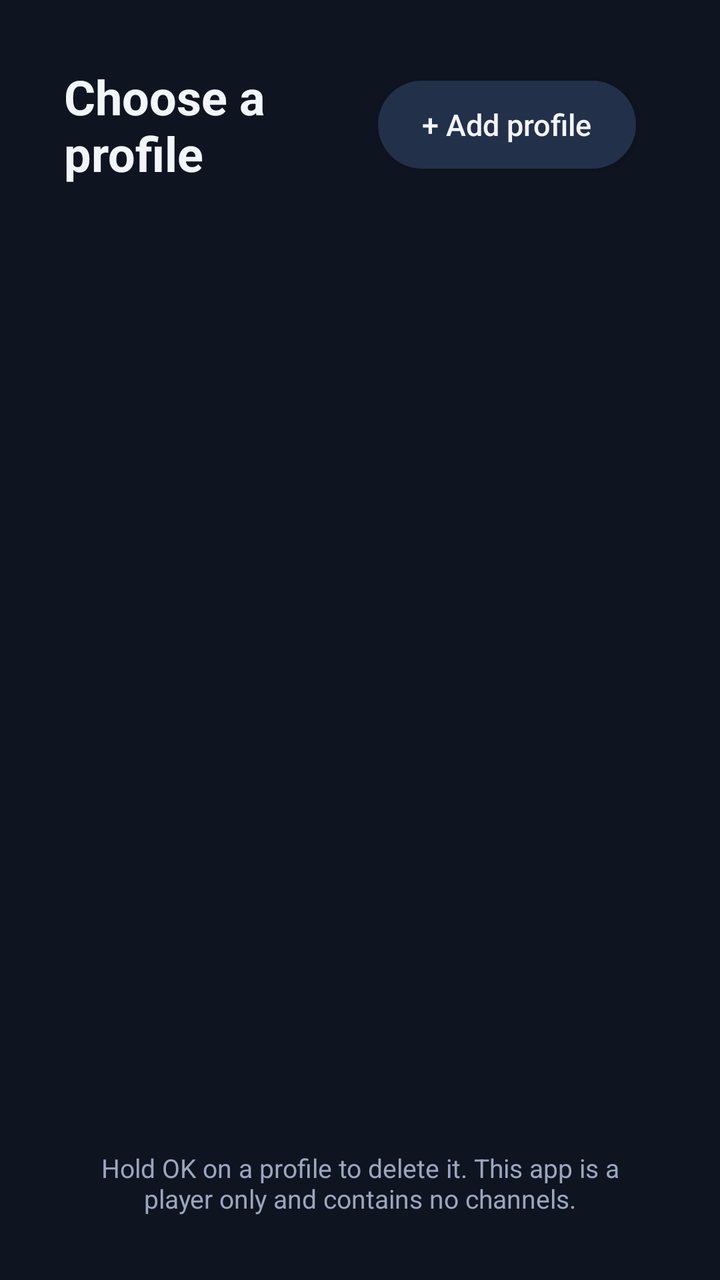
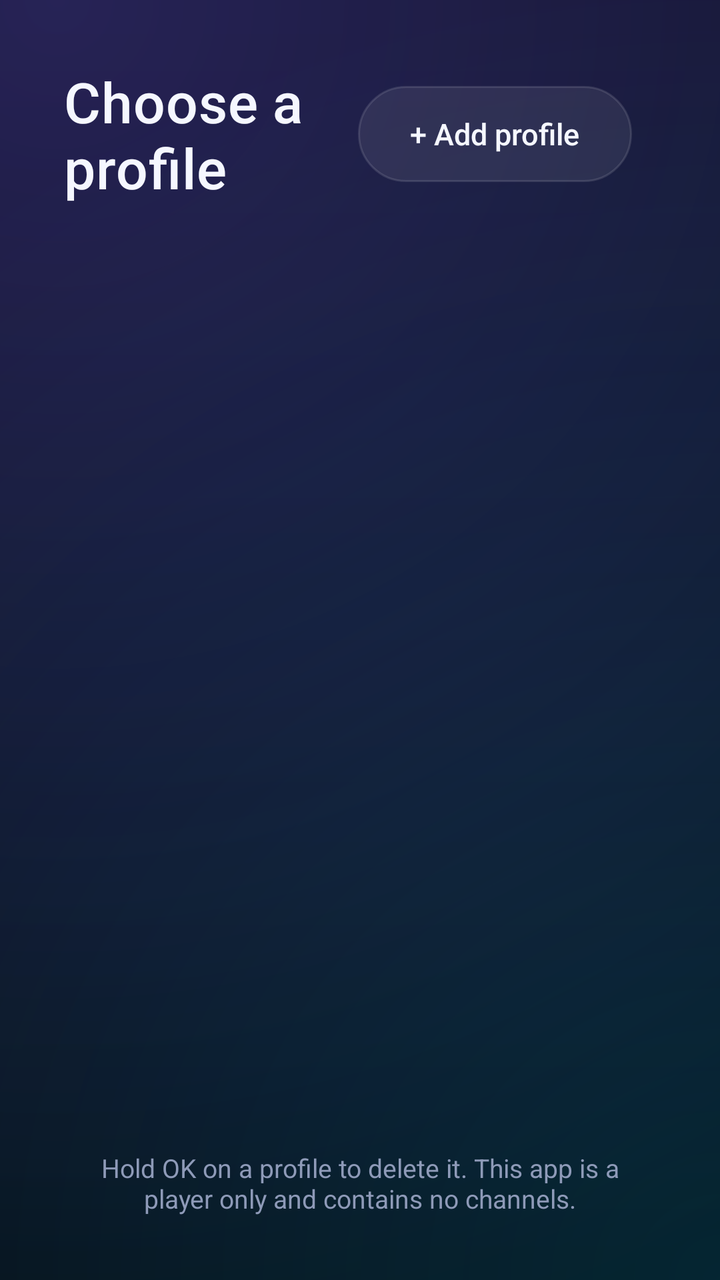

An Android layout rendered at two revisions. The XML below is the earlier revision; the diff shows what the commit changed to produce the second picture.
<!-- AndroidManifest.xml: application theme AppTheme -->
<!-- res/layout/activity_profiles.xml -->
<?xml version="1.0" encoding="utf-8"?>
<LinearLayout xmlns:android="http://schemas.android.com/apk/res/android"
    android:layout_width="match_parent"
    android:layout_height="match_parent"
    android:orientation="vertical"
    android:padding="32dp">

    <LinearLayout
        android:layout_width="match_parent"
        android:layout_height="wrap_content"
        android:gravity="center_vertical"
        android:orientation="horizontal">

        <TextView
            style="@style/Title"
            android:layout_width="0dp"
            android:layout_height="wrap_content"
            android:layout_weight="1"
            android:text="Choose a profile" />

        <Button
            android:id="@+id/btnAdd"
            style="@style/Btn"
            android:text="+ Add profile" />
    </LinearLayout>

    <TextView
        android:id="@+id/empty"
        android:layout_width="match_parent"
        android:layout_height="wrap_content"
        android:layout_marginTop="40dp"
        android:gravity="center"
        android:text="No profiles yet. Add your provider's Xtream Codes login or an M3U playlist URL to begin."
        android:textColor="@color/text_dim"
        android:textSize="18sp"
        android:visibility="gone" />

    <androidx.recyclerview.widget.RecyclerView
        android:id="@+id/list"
        android:layout_width="match_parent"
        android:layout_height="0dp"
        android:layout_marginTop="20dp"
        android:layout_weight="1" />

    <TextView
        android:layout_width="match_parent"
        android:layout_height="wrap_content"
        android:gravity="center"
        android:text="Hold OK on a profile to delete it. This app is a player only and contains no channels."
        android:textColor="@color/text_dim"
        android:textSize="13sp" />
</LinearLayout>
<!-- resources referenced by this layout -->
<resources>
  <color name="text_dim">#9AA7BD</color>
  <style name="Btn">
          <item name="android:layout_width">wrap_content</item>
          <item name="android:layout_height">44dp</item>
          <item name="android:paddingLeft">22dp</item>
          <item name="android:paddingRight">22dp</item>
          <item name="android:layout_marginRight">10dp</item>
          <item name="android:background">@drawable/bg_button</item>
          <item name="android:textColor">@color/text</item>
          <item name="android:textSize">15sp</item>
          <item name="android:textAllCaps">false</item>
          <item name="android:gravity">center</item>
          <item name="android:focusable">true</item>
          <item name="android:clickable">true</item>
      </style>
  <style name="Title">
          <item name="android:textColor">@color/text</item>
          <item name="android:textSize">24sp</item>
          <item name="android:textStyle">bold</item>
      </style>
  <style name="AppTheme" parent="Theme.AppCompat.NoActionBar">
          <item name="colorPrimary">@color/accent</item>
          <item name="colorPrimaryDark">@color/bg</item>
          <item name="colorAccent">@color/accent</item>
          <item name="android:windowBackground">@color/bg</item>
          <item name="android:textColor">@color/text</item>
          <item name="android:textColorPrimary">@color/text</item>
          <item name="android:textColorSecondary">@color/text_dim</item>
          <item name="android:textColorHint">@color/text_dim</item>
          <item name="android:windowFullscreen">true</item>
      </style>
  <!-- drawable bg_button (drawable) -->
  <?xml version="1.0" encoding="utf-8"?>
  <selector xmlns:android="http://schemas.android.com/apk/res/android">
      <item android:state_focused="true">
          <shape android:shape="rectangle">
              <solid android:color="@color/accent" />
              <corners android:radius="22dp" />
              <stroke android:width="2dp" android:color="#FFFFFF" />
          </shape>
      </item>
      <item android:state_pressed="true">
          <shape android:shape="rectangle">
              <solid android:color="@color/accent" />
              <corners android:radius="22dp" />
          </shape>
      </item>
      <item android:state_activated="true">
          <shape android:shape="rectangle">
              <solid android:color="@color/panel_light" />
              <corners android:radius="22dp" />
              <stroke android:width="1dp" android:color="@color/accent" />
          </shape>
      </item>
      <item>
          <shape android:shape="rectangle">
              <solid android:color="@color/panel_light" />
              <corners android:radius="22dp" />
          </shape>
      </item>
  </selector>
  <color name="text">#F2F5FA</color>
  <color name="accent">#2F9BFF</color>
  <color name="bg">#0E1420</color>
  <color name="panel_light">#22304A</color>
</resources>

<!-- the commit's change to res/layout/activity_profiles.xml (unified diff, before → after) -->
@@ -37,6 +37,9 @@
 
     <androidx.recyclerview.widget.RecyclerView
         android:id="@+id/list"
+        android:clipToPadding="false"
+        android:clipChildren="false"
+        android:padding="6dp"
         android:layout_width="match_parent"
         android:layout_height="0dp"
         android:layout_marginTop="20dp"
<!-- resource entries referenced after the edit -->
@@ -1,15 +1,17 @@
 <!-- resources referenced by this layout -->
 <resources>
-  <color name="text_dim">#9AA7BD</color>
+  <color name="text_dim">#8E9AB8</color>
   <style name="Btn">
           <item name="android:layout_width">wrap_content</item>
-          <item name="android:layout_height">44dp</item>
-          <item name="android:paddingLeft">22dp</item>
-          <item name="android:paddingRight">22dp</item>
-          <item name="android:layout_marginRight">10dp</item>
+          <item name="android:layout_height">48dp</item>
+          <item name="android:paddingLeft">26dp</item>
+          <item name="android:paddingRight">26dp</item>
+          <item name="android:layout_marginRight">12dp</item>
           <item name="android:background">@drawable/bg_button</item>
+          <item name="android:stateListAnimator">@animator/focus_lift</item>
           <item name="android:textColor">@color/text</item>
           <item name="android:textSize">15sp</item>
+          <item name="android:fontFamily">sans-serif-medium</item>
           <item name="android:textAllCaps">false</item>
           <item name="android:gravity">center</item>
           <item name="android:focusable">true</item>
@@ -17,53 +19,141 @@
       </style>
   <style name="Title">
           <item name="android:textColor">@color/text</item>
-          <item name="android:textSize">24sp</item>
-          <item name="android:textStyle">bold</item>
+          <item name="android:textSize">28sp</item>
+          <item name="android:fontFamily">sans-serif-medium</item>
+          <item name="android:letterSpacing">0.01</item>
       </style>
   <style name="AppTheme" parent="Theme.AppCompat.NoActionBar">
           <item name="colorPrimary">@color/accent</item>
           <item name="colorPrimaryDark">@color/bg</item>
-          <item name="colorAccent">@color/accent</item>
-          <item name="android:windowBackground">@color/bg</item>
+          <item name="colorAccent">@color/accent2</item>
+          <item name="colorControlActivated">@color/accent2</item>
+          <item name="android:windowBackground">@drawable/bg_app</item>
           <item name="android:textColor">@color/text</item>
           <item name="android:textColorPrimary">@color/text</item>
           <item name="android:textColorSecondary">@color/text_dim</item>
           <item name="android:textColorHint">@color/text_dim</item>
+          <item name="android:fontFamily">sans-serif</item>
           <item name="android:windowFullscreen">true</item>
+          <item name="alertDialogTheme">@style/DialogTheme</item>
       </style>
   <!-- drawable bg_button (drawable) -->
   <?xml version="1.0" encoding="utf-8"?>
   <selector xmlns:android="http://schemas.android.com/apk/res/android">
       <item android:state_focused="true">
           <shape android:shape="rectangle">
-              <solid android:color="@color/accent" />
-              <corners android:radius="22dp" />
-              <stroke android:width="2dp" android:color="#FFFFFF" />
+              <gradient android:angle="0" android:startColor="@color/accent" android:endColor="@color/accent2" />
+              <corners android:radius="24dp" />
+              <stroke android:width="2dp" android:color="#E6FFFFFF" />
           </shape>
       </item>
       <item android:state_pressed="true">
           <shape android:shape="rectangle">
-              <solid android:color="@color/accent" />
-              <corners android:radius="22dp" />
+              <gradient android:angle="0" android:startColor="@color/accent_dark" android:endColor="@color/accent" />
+              <corners android:radius="24dp" />
           </shape>
       </item>
       <item android:state_activated="true">
           <shape android:shape="rectangle">
-              <solid android:color="@color/panel_light" />
-              <corners android:radius="22dp" />
-              <stroke android:width="1dp" android:color="@color/accent" />
+              <solid android:color="#337C5CFF" />
+              <corners android:radius="24dp" />
+              <stroke android:width="1.5dp" android:color="@color/accent" />
           </shape>
       </item>
       <item>
           <shape android:shape="rectangle">
-              <solid android:color="@color/panel_light" />
-              <corners android:radius="22dp" />
+              <solid android:color="@color/glass" />
+              <corners android:radius="24dp" />
+              <stroke android:width="1dp" android:color="@color/glass_stroke" />
           </shape>
       </item>
   </selector>
-  <color name="text">#F2F5FA</color>
-  <color name="accent">#2F9BFF</color>
-  <color name="bg">#0E1420</color>
-  <color name="panel_light">#22304A</color>
+  <color name="text">#F5F7FF</color>
+  <color name="accent">#7C5CFF</color>
+  <color name="bg">#070A12</color>
+  <color name="accent2">#00D4FF</color>
+  <!-- drawable bg_app (drawable) -->
+  <?xml version="1.0" encoding="utf-8"?>
+  <layer-list xmlns:android="http://schemas.android.com/apk/res/android">
+      <item>
+          <shape android:shape="rectangle">
+              <gradient android:angle="270" android:startColor="#0B1020" android:endColor="#05070D" />
+          </shape>
+      </item>
+      <item>
+          <shape android:shape="rectangle">
+              <gradient android:type="radial" android:centerX="0.08" android:centerY="0.0"
+                  android:gradientRadius="700dp" android:startColor="#3D7C5CFF" android:endColor="#007C5CFF" />
+          </shape>
+      </item>
+      <item>
+          <shape android:shape="rectangle">
+              <gradient android:type="radial" android:centerX="1.0" android:centerY="1.0"
+                  android:gradientRadius="650dp" android:startColor="#2600D4FF" android:endColor="#0000D4FF" />
+          </shape>
+      </item>
+  </layer-list>
+  <style name="DialogTheme" parent="ThemeOverlay.AppCompat.Dialog.Alert">
+          <item name="android:windowBackground">@drawable/bg_dialog</item>
+          <item name="colorAccent">@color/accent2</item>
+          <item name="colorControlActivated">@color/accent2</item>
+          <item name="android:textColorPrimary">@color/text</item>
+          <item name="android:textColor">@color/text</item>
+          <item name="android:textColorSecondary">@color/text_dim</item>
+          <item name="android:listSelector">@drawable/bg_row</item>
+          <item name="buttonBarButtonStyle">@style/DialogButton</item>
+      </style>
+  <color name="accent_dark">#5A3FE0</color>
+  <color name="glass">#14FFFFFF</color>
+  <color name="glass_stroke">#1FFFFFFF</color>
+  <!-- drawable bg_dialog (drawable) -->
+  <?xml version="1.0" encoding="utf-8"?>
+  <inset xmlns:android="http://schemas.android.com/apk/res/android" android:inset="16dp">
+      <shape android:shape="rectangle">
+          <gradient android:angle="270" android:startColor="#1A2236" android:endColor="#10152A" />
+          <corners android:radius="22dp" />
+          <stroke android:width="1dp" android:color="#337C5CFF" />
+      </shape>
+  </inset>
+  <!-- drawable bg_row (drawable) -->
+  <?xml version="1.0" encoding="utf-8"?>
+  <selector xmlns:android="http://schemas.android.com/apk/res/android">
+      <item android:state_focused="true">
+          <shape android:shape="rectangle">
+              <gradient android:angle="0" android:startColor="@color/accent" android:endColor="@color/accent2" />
+              <corners android:radius="12dp" />
+              <stroke android:width="2dp" android:color="#E6FFFFFF" />
+          </shape>
+      </item>
+      <item android:state_pressed="true">
+          <shape android:shape="rectangle">
+              <gradient android:angle="0" android:startColor="@color/accent_dark" android:endColor="@color/accent" />
+              <corners android:radius="12dp" />
+          </shape>
+      </item>
+      <item android:state_activated="true">
+          <shape android:shape="rectangle">
+              <solid android:color="#337C5CFF" />
+              <corners android:radius="12dp" />
+              <stroke android:width="1.5dp" android:color="@color/accent" />
+          </shape>
+      </item>
+      <item>
+          <shape android:shape="rectangle">
+              <solid android:color="#00000000" />
+              <corners android:radius="12dp" />
+              <stroke android:width="1dp" android:color="#00000000" />
+          </shape>
+      </item>
+  </selector>
+  <style name="DialogButton" parent="Widget.AppCompat.Button.ButtonBar.AlertDialog">
+          <item name="android:textColor">@color/accent2</item>
+          <item name="android:textAllCaps">false</item>
+          <item name="android:textSize">16sp</item>
+          <item name="android:background">@drawable/bg_button</item>
+          <item name="android:layout_marginLeft">8dp</item>
+          <item name="android:paddingLeft">20dp</item>
+          <item name="android:paddingRight">20dp</item>
+      </style>
 </resources>
 
